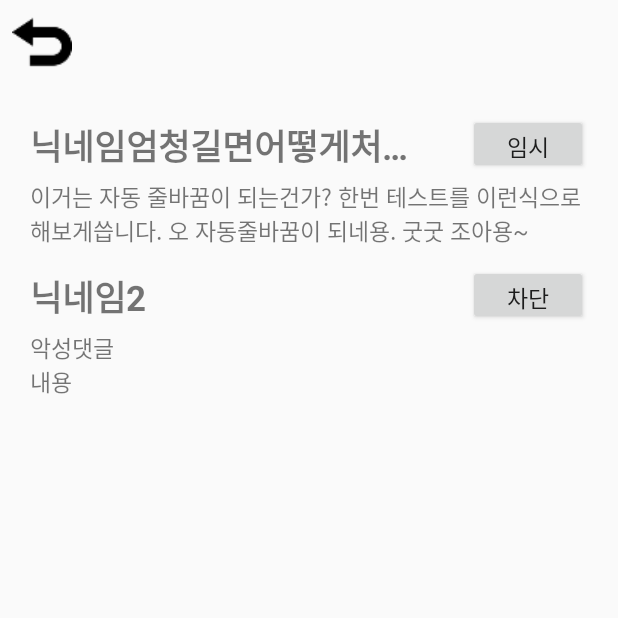
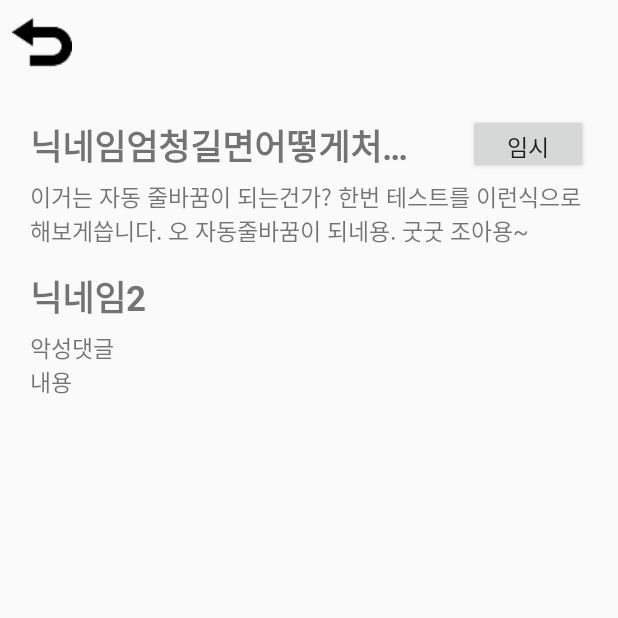
Before and after one commit to Youtube-cleaner/Youtube-cleaner-Android, an Android app: the ResultActivity screen opened directly, with no data from a screen before it, on a phone screen of 412 x 824 dp, the top half of it. Run offline under Robolectric (Android 15) with nearby library versions, the phone set to English and light mode, and no system bars.

Commit message:
차단 버튼 제거

```diff
--- a/app/src/main/java/com/example/youtubecleaner/ResultActivity.java
+++ b/app/src/main/java/com/example/youtubecleaner/ResultActivity.java
@@ -46,7 +46,6 @@ class Sub extends LinearLayout{
         super(context);
         init(context);
     }
-
     private void init(Context context){
         LayoutInflater inflater = (LayoutInflater) context.getSystemService(Context.LAYOUT_INFLATER_SERVICE);
         inflater.inflate(R.layout.pra, this, true);
--- a/app/src/main/res/layout/result.xml
+++ b/app/src/main/res/layout/result.xml
@@ -57,14 +57,6 @@
                 android:textSize="23dp"
                 android:textStyle="bold"
                 android:id="@+id/tvNickName2"></TextView>
-            <Button
-                android:layout_width="80dp"
-                android:layout_height="40dp"
-                android:layout_alignParentTop="true"
-                android:layout_alignParentRight="true"
-                android:text="차단"
-                android:textSize="15dp"
-                android:id="@+id/btnBlock2"></Button>
 
             <TextView
                 android:id="@+id/tvContent2"
```
